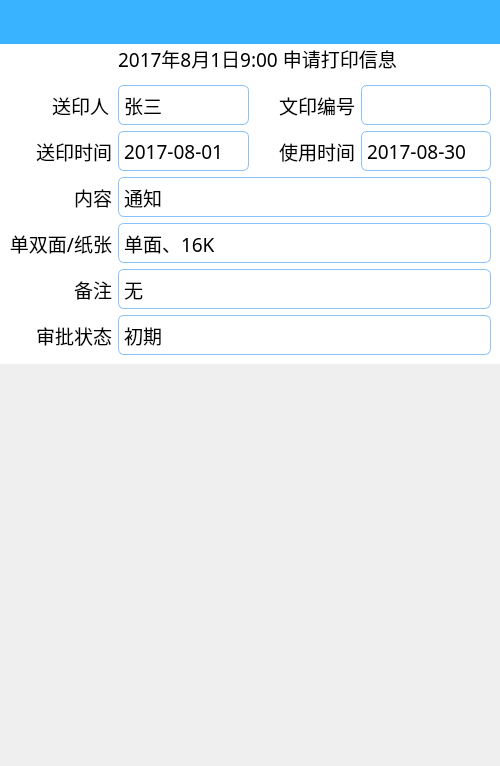
Above: pages/PrintPage.ui from wps139hf/app before the change. Below: the same form after it.
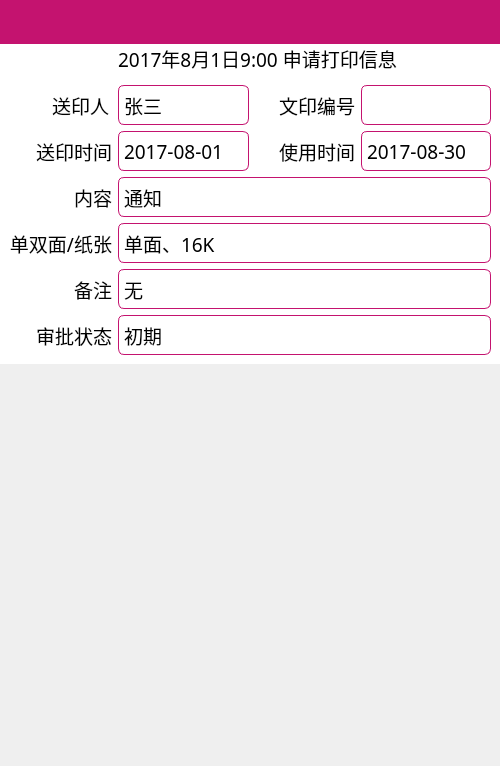
That is the form after the change. Custom widgets are drawn as their Qt base class.

```diff
--- a/pages/PrintPage.ui
+++ b/pages/PrintPage.ui
@@ -44,7 +44,7 @@
       </size>
      </property>
      <property name="styleSheet">
-      <string notr="true">background-color: rgb(57, 179, 255);</string>
+      <string notr="true">background-color: rgb(196, 19, 111);</string>
      </property>
      <zorder>verticalSpacer</zorder>
     </widget>
@@ -226,7 +226,7 @@
         </property>
         <property name="styleSheet">
          <string notr="true">QLabel{
-	border:1px solid rgb(136, 194, 248);
+	border:1px solid rgb(196, 19, 111);
 	border-radius: 6px;
 	background-color: rgb(255,255,255);
 }</string>
@@ -382,7 +382,7 @@
         </property>
         <property name="styleSheet">
          <string notr="true">QLabel{
-	border:1px solid rgb(136, 194, 248);
+	border:1px solid rgb(196, 19, 111);
 	border-radius: 6px;
 	background-color: rgb(255,255,255);
 }</string>
@@ -532,7 +532,7 @@
         </property>
         <property name="styleSheet">
          <string notr="true">QLabel{
-	border:1px solid rgb(136, 194, 248);
+	border:1px solid rgb(196, 19, 111);
 	border-radius: 6px;
 	background-color: rgb(255,255,255);
 }</string>
@@ -591,7 +591,7 @@
         </property>
         <property name="styleSheet">
          <string notr="true">QLabel{
-	border:1px solid rgb(136, 194, 248);
+	border:1px solid rgb(196, 19, 111);
 	border-radius: 6px;
 	background-color: rgb(255,255,255);
 }</string>
@@ -650,7 +650,7 @@
         </property>
         <property name="styleSheet">
          <string notr="true">QLabel{
-	border:1px solid rgb(136, 194, 248);
+	border:1px solid rgb(196, 19, 111);
 	border-radius: 6px;
 	background-color: rgb(255,255,255);
 }</string>
@@ -769,7 +769,7 @@
         </property>
         <property name="styleSheet">
          <string notr="true">QLabel{
-	border:1px solid rgb(136, 194, 248);
+	border:1px solid rgb(196, 19, 111);
 	border-radius: 6px;
 	background-color: rgb(255,255,255);
 }</string>
@@ -798,7 +798,7 @@
         </property>
         <property name="styleSheet">
          <string notr="true">QLabel{
-	border:1px solid rgb(136, 194, 248);
+	border:1px solid rgb(196, 19, 111);
 	border-radius: 6px;
 	background-color: rgb(255,255,255);
 }</string>
@@ -827,7 +827,7 @@
         </property>
         <property name="styleSheet">
          <string notr="true">QLabel{
-	border:1px solid rgb(136, 194, 248);
+	border:1px solid rgb(196, 19, 111);
 	border-radius: 6px;
 	background-color: rgb(255,255,255);
 }</string>
```
Left out of the diff: 1 changed line with no effect on the pictures.
